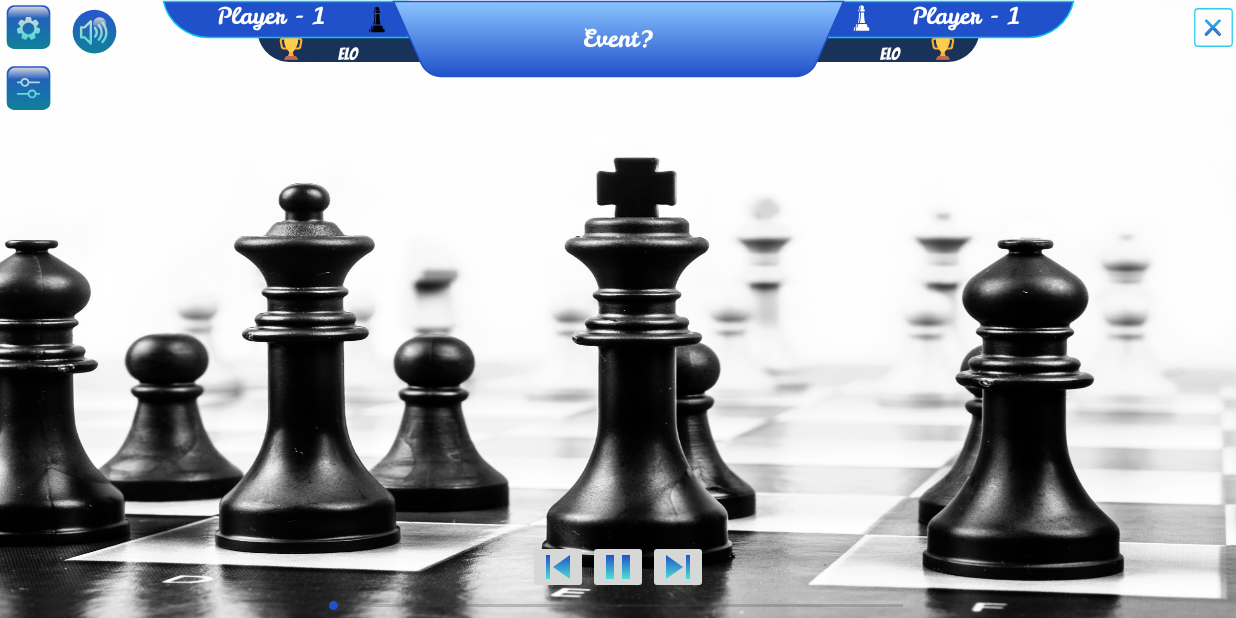
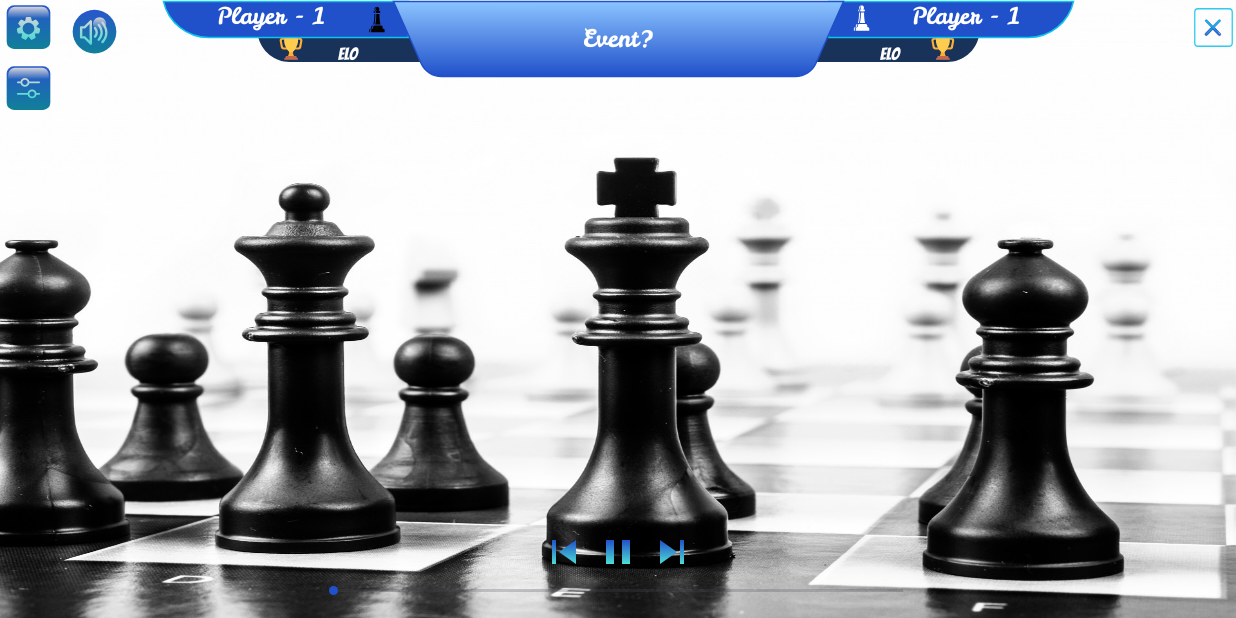
Before and after one commit to lhson0606/RenderingWithYou, an Android app: the RunScriptsActivity screen opened directly, with no data from a screen before it, on a phone screen of 824 x 412 dp (held sideways). Run offline under Robolectric (Android 15) with nearby library versions, the phone set to English and light mode, and no system bars; network calls fail; pictures from the network do not load; 1 statement that could not run was skipped.

Commit message:
implemented, btnPlay, btnPause, btnPrev, btnNext in RunScriptActivity

```diff
--- a/app/src/main/java/com/dy/app/activity/RunScriptsActivity.java
+++ b/app/src/main/java/com/dy/app/activity/RunScriptsActivity.java
@@ -8,6 +8,7 @@ import android.os.Handler;
 import android.util.Log;
 import android.view.View;
 import android.view.WindowManager;
+import android.widget.ImageView;
 import android.widget.SeekBar;
 import android.widget.TextView;
 
@@ -38,6 +39,7 @@ implements View.OnClickListener, SeekBar.OnSeekBarChangeListener {
     PGNFile pgnFile = null;
     private SeekBar sbProgress;
     private ScriptsRunner runner = null;
+    private ImageView btnPlay, btnPrev, btnNext;
 
     @Override
     protected void onCreate(Bundle savedInstanceState) {
@@ -60,6 +62,10 @@ implements View.OnClickListener, SeekBar.OnSeekBarChangeListener {
             ((TextView)findViewById(R.id.tvBlackPlayerElo)).setText(pgnFile.getBlackPlayerElo());
             ((TextView)findViewById(R.id.tvWhitePlayerElo)).setText(pgnFile.getWhitePlayerElo());
             sbProgress.setMax(pgnFile.getMoves().size()*2);
+            sbProgress.setProgress(0);
+            btnPlay.setEnabled(true);
+            btnPrev.setEnabled(true);
+            btnNext.setEnabled(true);
         });
     }
 
@@ -72,11 +78,21 @@ implements View.OnClickListener, SeekBar.OnSeekBarChangeListener {
     private void init(){
         btnClose = findViewById(R.id.btnClose);
         sbProgress = findViewById(R.id.sbProgress);
+        btnPlay = findViewById(R.id.btnPlay);
+        btnPrev = findViewById(R.id.btnPrev);
+        btnNext = findViewById(R.id.btnNext);
+        //disable the buttons for now, until we load the script, we will enable them in updateDisplay()
+        btnPlay.setEnabled(false);
+        btnPrev.setEnabled(false);
+        btnNext.setEnabled(false);
     }
 
     private void attachListener(){
         btnClose.setOnClickListener(this);
         sbProgress.setOnSeekBarChangeListener(this);
+        btnPlay.setOnClickListener(this);
+        btnPrev.setOnClickListener(this);
+        btnNext.setOnClickListener(this);
     }
 
     private void runScript(String src) {
@@ -197,15 +213,8 @@ implements View.OnClickListener, SeekBar.OnSeekBarChangeListener {
     }
 
     private void quit(){
+        runner.close();
         finish();
-    }
-
-    @Override
-    public void onClick(View v) {
-        if(v == btnClose){
-            btnClose.playAnimation();
-            showQuitDialog();
-        }
     }
 
     @Override
@@ -227,4 +236,36 @@ implements View.OnClickListener, SeekBar.OnSeekBarChangeListener {
         //runner.resumePlaying();
         Log.d("Debug concurrent", "stop touching progress bar>");
     }
+
+    public void changePlayButtonToPause(){
+        runOnUiThread(()->{
+            btnPlay.setImageResource(R.drawable.ic_pause_playing);
+        });
+    }
+
+    public void changePlayButtonToContinue(){
+        runOnUiThread(()->{
+            btnPlay.setImageResource(R.drawable.ic_continue_playing);
+        });
+    }
+
+    @Override
+    public void onClick(View v) {
+        if(v == btnClose){
+            btnClose.playAnimation();
+            showQuitDialog();
+        }else if(v == btnPlay){
+            if(runner.isPaused()){
+                runner.resumePlaying();
+                btnPlay.setImageResource(R.drawable.ic_pause_playing);
+            }else{
+                runner.pausePlaying();
+                btnPlay.setImageResource(R.drawable.ic_continue_playing);
+            }
+        }else if(v == btnPrev){
+            runner.prevMove();
+        }else if(v == btnNext){
+            runner.nextMove();
+        }
+    }
 }
--- a/app/src/main/res/layout/run_script_activity.xml
+++ b/app/src/main/res/layout/run_script_activity.xml
@@ -170,22 +170,32 @@
             android:orientation="horizontal"
             app:layout_constraintBottom_toTopOf="@+id/sbProgress"
             app:layout_constraintStart_toStartOf="parent"
-            app:layout_constraintEnd_toEndOf="parent">
+            app:layout_constraintEnd_toEndOf="parent"
+            android:layout_marginBottom="10dp">
 
-            <ImageButton
+            <ImageView
+                android:id="@+id/btnPrev"
                 android:layout_width="wrap_content"
                 android:layout_height="wrap_content"
-                android:src="@drawable/ic_play_previous"/>
+                android:src="@drawable/ic_play_previous"
+                android:layout_marginStart="10dp"
+                android:layout_marginEnd="10dp"/>
 
-            <ImageButton
+            <ImageView
+                android:id="@+id/btnPlay"
                 android:layout_width="wrap_content"
                 android:layout_height="wrap_content"
-                android:src="@drawable/ic_pause_playing"/>
+                android:src="@drawable/ic_pause_playing"
+                android:layout_marginStart="10dp"
+                android:layout_marginEnd="10dp"/>
 
-            <ImageButton
+            <ImageView
+                android:id="@+id/btnNext"
                 android:layout_width="wrap_content"
                 android:layout_height="wrap_content"
-                android:src="@drawable/ic_play_next"/>
+                android:src="@drawable/ic_play_next"
+                android:layout_marginStart="10dp"
+                android:layout_marginEnd="10dp"/>
 
         </LinearLayout>
 
@@ -202,7 +212,8 @@
             android:max="0"
             android:progress="0"
             android:progressTint="#183259"
-            android:thumb="@drawable/blue_circle_seek_bar_thumb"/>
+            android:thumb="@drawable/blue_circle_seek_bar_thumb"
+            android:layout_marginBottom="10dp"/>
 
     </androidx.constraintlayout.widget.ConstraintLayout>
 
@@ -235,7 +246,7 @@
             app:layout_constraintHeight_percent="0.8"
             app:layout_constraintStart_toStartOf="parent"
             app:layout_constraintTop_toTopOf="parent"
-            app:layout_constraintWidth_percent="0.5" />
+            app:layout_constraintWidth_percent="0.5"/>
 
     </androidx.constraintlayout.widget.ConstraintLayout>
 
```
Also changed, not shown: app/src/main/java/com/dy/app/core/thread/ScriptsRunner.java (+82 -51 lines).
